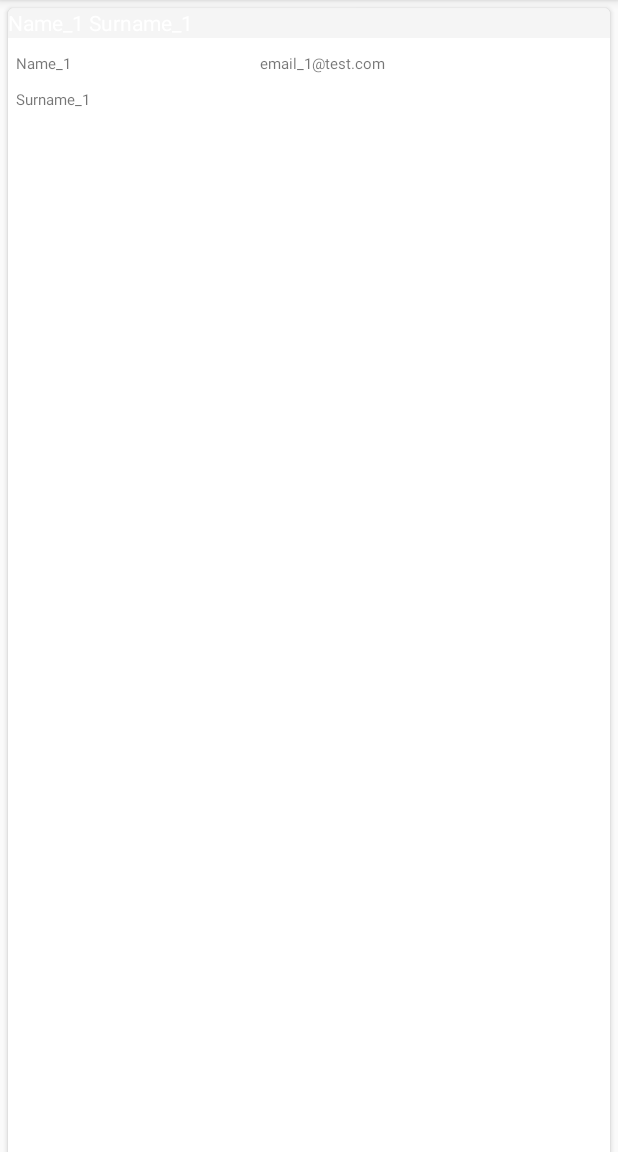
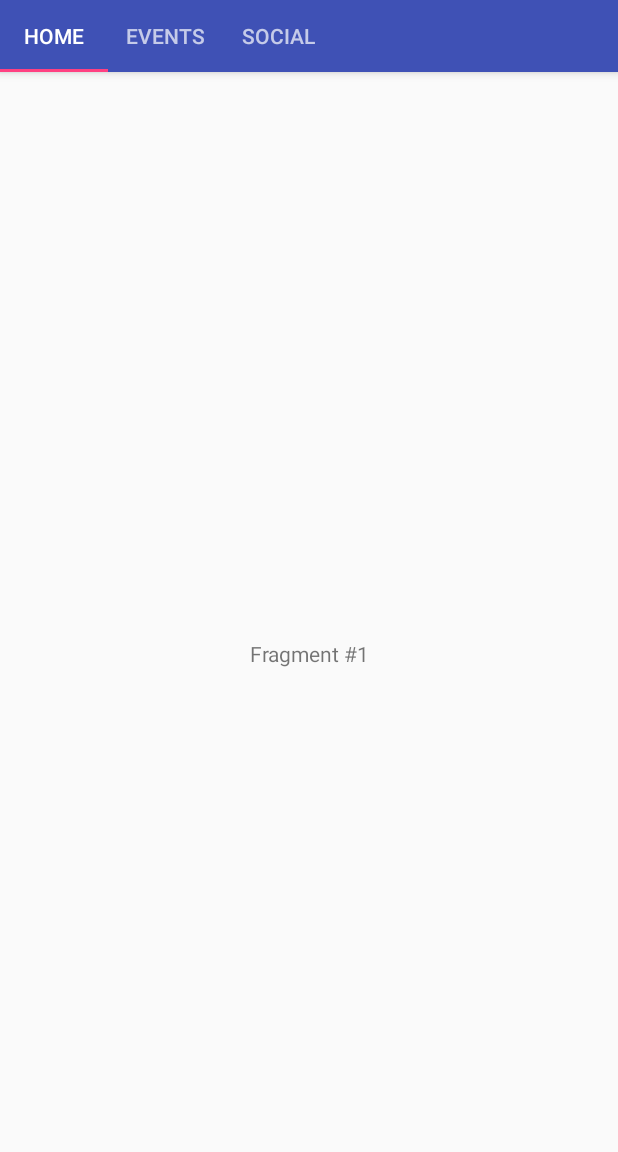
Before and after one commit to gatesyp/openshift, an Android app: the screen it shows after launch (MainActivity), on a phone screen of 412 x 824 dp, the part 84-1236 px from its top. Run offline under Robolectric (Android 15) with nearby library versions, the phone set to English and light mode, and no system bars.

Commit message:
Toolbar works with scrolling between the tabs

```diff
--- a/mobile/ToolbarTest/app/build.gradle
+++ b/mobile/ToolbarTest/app/build.gradle
@@ -27,5 +27,6 @@ dependencies {
     compile 'com.android.support:recyclerview-v7:24.1.0'
     compile 'com.android.support:design:24.1.0'
     compile 'com.android.support:cardview-v7:24.1.0'
+    compile 'com.mcxiaoke.volley:library-aar:1.0.0'
 
 }
--- a/mobile/ToolbarTest/app/src/main/java/com/example/emerson/toolbartest/MainActivity.java
+++ b/mobile/ToolbarTest/app/src/main/java/com/example/emerson/toolbartest/MainActivity.java
@@ -1,5 +1,7 @@
 package com.example.emerson.toolbartest;
 
+import android.support.design.widget.TabLayout;
+import android.support.v4.view.ViewPager;
 import android.support.v7.app.AppCompatActivity;
 import android.os.Bundle;
 import android.support.v7.widget.LinearLayoutManager;
@@ -8,6 +10,32 @@ import android.support.v7.widget.Toolbar;
 import android.support.v7.app.AppCompatActivity;
 import android.support.v7.widget.Toolbar;
 import android.view.Menu;
+import android.view.View;
+import android.os.Build;
+import android.os.Bundle;
+import android.support.design.widget.FloatingActionButton;
+import android.support.design.widget.NavigationView;
+import android.support.design.widget.Snackbar;
+import android.support.design.widget.TabLayout;
+import android.support.v4.app.Fragment;
+import android.support.v4.app.FragmentManager;
+import android.support.v4.app.FragmentPagerAdapter;
+import android.support.v4.view.GravityCompat;
+import android.support.v4.view.ViewPager;
+import android.support.v4.widget.DrawerLayout;
+import android.support.v7.app.ActionBar;
+import android.support.v7.app.AppCompatActivity;
+import android.support.v7.app.AppCompatDelegate;
+import android.support.v7.widget.Toolbar;
+import android.view.Menu;
+import android.view.MenuItem;
+import android.view.View;
+import android.widget.AdapterView;
+import android.widget.ArrayAdapter;
+import android.widget.Toast;
+
+import java.util.ArrayList;
+import java.util.List;
 
 import java.util.ArrayList;
 import java.util.List;
@@ -18,19 +46,43 @@ public class MainActivity extends AppCompatActivity {
     protected void onCreate(Bundle savedInstanceState) {
         super.onCreate(savedInstanceState);
         setContentView(R.layout.activity_main);
-        RecyclerView recList = (RecyclerView) findViewById(R.id.my_recycler_view);
-        recList.setHasFixedSize(true);
-
-        LinearLayoutManager llm = new LinearLayoutManager(this);
-        llm.setOrientation(LinearLayoutManager.VERTICAL);
-        recList.setLayoutManager(llm);
+//        RecyclerView recList = (RecyclerView) findViewById(R.id.my_recycler_view);
+//        recList.setHasFixedSize(true);
+//
+//        LinearLayoutManager llm = new LinearLayoutManager(this);
+//        llm.setOrientation(LinearLayoutManager.VERTICAL);
+//        recList.setLayoutManager(llm);
 
         Toolbar toolbar = (Toolbar) findViewById(R.id.toolbar);
 
         setSupportActionBar(toolbar);
 
-        ContactAdapter ca = new ContactAdapter(createList(30));
-        recList.setAdapter(ca);
+        ViewPager viewPager = (ViewPager) findViewById(R.id.viewpager);
+        viewPager.setAdapter(new SampleFragmentPagerAdapter(getSupportFragmentManager(),
+                MainActivity.this));
+//        viewPager.setOnPageChangeListener(
+//                new ViewPager.SimpleOnPageChangeListener() {
+//                    @Override
+//                    public void onPageSelected(int position) {
+//                        getActionBar().setSelectedNavigationItem(position);
+//                    }
+//                }
+//        );
+
+        // Give the TabLayout the ViewPager
+        TabLayout tabLayout = (TabLayout) findViewById(R.id.tabs);
+        tabLayout.setupWithViewPager(viewPager);
+
+//        ViewPager viewPager = (ViewPager) findViewById(R.id.viewpager);
+//        if (viewPager != null) {
+//            setupViewPager(viewPager);
+//        }
+//
+//        TabLayout tabLayout = (TabLayout) findViewById(R.id.tabs);
+//        tabLayout.setupWithViewPager(viewPager);
+//
+//        ContactAdapter ca = new ContactAdapter(createList(30));
+//        recList.setAdapter(ca);
 
 
     }
@@ -58,4 +110,42 @@ public class MainActivity extends AppCompatActivity {
         getMenuInflater().inflate(R.menu.menu_main, menu);
         return true;
     }
+
+
+    //PICKUP FROM HERE
+    //FIND OUT THE INCLUDES FROM THE OTHER FILE AND ADD THEM IN HERE
+    //THERE ARE TWO OPTIONS FOR THE ALT ENTER. NOT SURE WHICH ONE IS RIGHT
+//    private void setupViewPager(ViewPager viewPager) {
+//        Adapter adapter = new Adapter(getSupportFragmentManager());
+//        adapter.addFragment(new CheeseListFragment(), "Category 1");
+//        adapter.addFragment(new CheeseListFragment(), "Category 2");
+//        adapter.addFragment(new CheeseListFragment(), "Category 3");
+//        viewPager.setAdapter(adapter);
+//    }
+
+    static class Adapter extends FragmentPagerAdapter {
+        private final List<Fragment> mFragments = new ArrayList<>();
+        private final List<String> mFragmentTitles = new ArrayList<>();
+
+        public Adapter(FragmentManager fm) { super(fm); }
+
+        public void addFragment(Fragment fragment, String title) {
+            mFragments.add(fragment);
+            mFragmentTitles.add(title);
+        }
+
+        @Override
+        public Fragment getItem(int position) { return mFragments.get(position); }
+
+        @Override
+        public int getCount() {
+            return mFragments.size();
+        }
+
+        @Override
+        public CharSequence getPageTitle(int position) {
+            return mFragmentTitles.get(position);
+        }
+    }
+
 }
--- /dev/null
+++ b/mobile/ToolbarTest/app/src/main/java/com/example/emerson/toolbartest/PageFragment.java
@@ -0,0 +1,41 @@
+package com.example.emerson.toolbartest;
+
+import android.os.Bundle;
+import android.support.v4.app.Fragment;
+import android.view.LayoutInflater;
+import android.view.View;
+import android.view.ViewGroup;
+import android.widget.TextView;
+
+/**
+ * Created by emerson on 9/15/16.
+ */
+public class PageFragment extends Fragment {
+    public static final String ARG_PAGE = "ARG_PAGE";
+
+    private int mPage;
+
+    public static PageFragment newInstance(int page) {
+        Bundle args = new Bundle();
+        args.putInt(ARG_PAGE, page);
+        PageFragment fragment = new PageFragment();
+        fragment.setArguments(args);
+        return fragment;
+    }
+
+    @Override
+    public void onCreate(Bundle savedInstanceState) {
+        super.onCreate(savedInstanceState);
+        mPage = getArguments().getInt(ARG_PAGE);
+    }
+
+    @Override
+    public View onCreateView(LayoutInflater inflater, ViewGroup container,
+                             Bundle savedInstanceState) {
+        View view = inflater.inflate(R.layout.fragment_page, container, false);
+        TextView textView = (TextView) view;
+        textView.setText("Fragment #" + mPage);
+        return view;
+    }
+
+}
--- /dev/null
+++ b/mobile/ToolbarTest/app/src/main/java/com/example/emerson/toolbartest/SampleFragmentPagerAdapter.java
@@ -0,0 +1,37 @@
+package com.example.emerson.toolbartest;
+
+import android.content.Context;
+import android.support.v4.app.Fragment;
+import android.support.v4.app.FragmentManager;
+import android.support.v4.app.FragmentPagerAdapter;
+
+/**
+ * Created by emerson on 9/15/16.
+ */
+public class SampleFragmentPagerAdapter extends FragmentPagerAdapter {
+    final int PAGE_COUNT = 3;
+    private String tabTitles[] = new String[] { "Home", "Events", "Social" };
+    private Context context;
+
+    public SampleFragmentPagerAdapter(FragmentManager fm, Context context) {
+        super(fm);
+        this.context = context;
+    }
+
+    @Override
+    public int getCount() {
+        return PAGE_COUNT;
+    }
+
+    @Override
+    public Fragment getItem(int position) {
+        return PageFragment.newInstance(position + 1);
+    }
+
+    @Override
+    public CharSequence getPageTitle(int position) {
+        // Generate title based on item position
+        return tabTitles[position];
+    }
+
+}
--- a/mobile/ToolbarTest/app/src/main/res/layout/activity_main.xml
+++ b/mobile/ToolbarTest/app/src/main/res/layout/activity_main.xml
@@ -23,8 +23,22 @@
             android:layout_width="match_parent"
             android:layout_height="?attr/actionBarSize"
             android:background="?attr/colorPrimary"
-            app:layout_scrollFlags="scroll|enterAlways" />
+            app:popupTheme="@style/ThemeOverlay.AppCompat.Light"
+            app:layout_scrollFlags="scroll|enterAlways|snap" />
+
+        <android.support.design.widget.TabLayout
+            android:id="@+id/tabs"
+            android:layout_width="match_parent"
+            android:layout_height="wrap_content"
+            app:tabMode="scrollable"/>
+
     </android.support.design.widget.AppBarLayout>
+
+    <android.support.v4.view.ViewPager
+        android:id="@+id/viewpager"
+        android:layout_width="match_parent"
+        android:layout_height="match_parent"
+        app:layout_behavior="@string/appbar_scrolling_view_behavior" />
 
     <!-- This could also be included from another file using the include tag -->
     <!-- i.e `res/layout/content_main.xml` -->
--- /dev/null
+++ b/mobile/ToolbarTest/app/src/main/res/layout/fragment_page.xml
@@ -0,0 +1,5 @@
+<?xml version="1.0" encoding="utf-8"?>
+<TextView xmlns:android="http://schemas.android.com/apk/res/android"
+    android:layout_width="match_parent"
+    android:layout_height="match_parent"
+    android:gravity="center" />
--- /dev/null
+++ b/mobile/ToolbarTest/app/src/main/res/layout/fragment_social.xml
@@ -0,0 +1,5 @@
+<?xml version="1.0" encoding="utf-8"?>
+<TextView xmlns:android="http://schemas.android.com/apk/res/android"
+android:layout_width="match_parent"
+android:layout_height="match_parent"
+android:gravity="center" />
```
